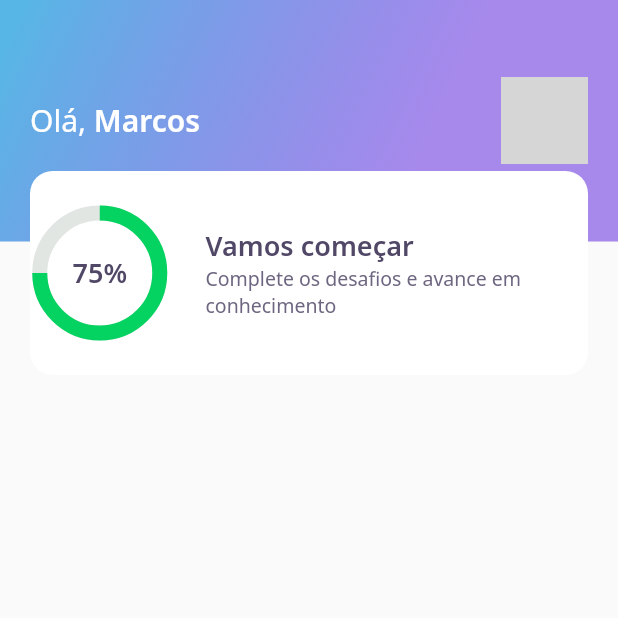
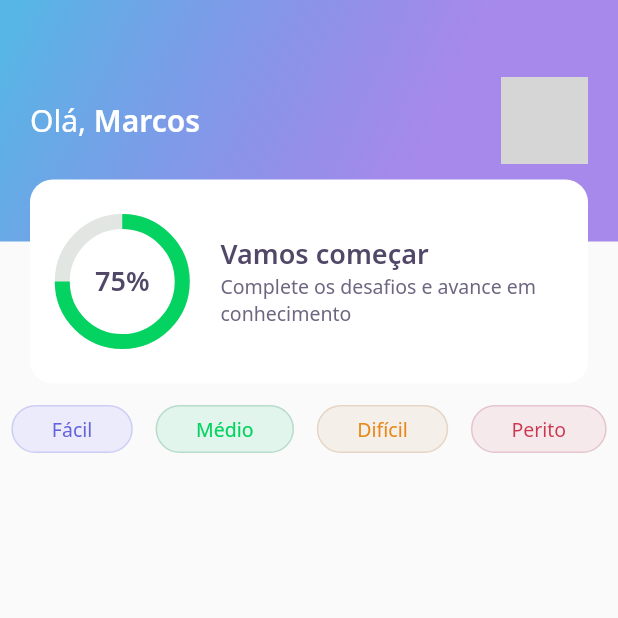
Before and after one commit to marcosanf/devquiz, a Flutter app: the screen it shows after launch, on a phone screen of 412 x 824 dp, the top half of it. Run offline on Flutter 3.47's test engine with Material 2 defaults, Android fonts, the phone set to English and light mode, and no system bars; our stand-ins replace google_fonts; network calls fail; grey boxes are pictures that could not be loaded.

Commit message:
criação do level buttton widget

```diff
--- a/lib/core/app_widget.dart
+++ b/lib/core/app_widget.dart
@@ -1,5 +1,4 @@
 import 'package:devquiz/home/home_page.dart';
-import 'package:devquiz/splash/splash_page.dart';
 import 'package:flutter/material.dart';
 
 class AppWidget extends StatelessWidget {
--- a/lib/home/home_page.dart
+++ b/lib/home/home_page.dart
@@ -1,4 +1,5 @@
 import 'package:devquiz/home/widgets/appbar/app_bar_widget.dart';
+import 'package:devquiz/home/widgets/level_button/level_button_widget.dart';
 import 'package:flutter/material.dart';
 
 class HomePage extends StatefulWidget {
@@ -11,8 +12,30 @@ class HomePage extends StatefulWidget {
 class _HomePageState extends State<HomePage> {
   @override
   Widget build(BuildContext context) {
-    return Scaffold(
-      appBar: AppBarWidget(),
+    return SafeArea(
+      child: Scaffold(
+        appBar: AppBarWidget(),
+        body: Padding(
+          padding: const EdgeInsets.symmetric(vertical: 20),
+          child: Row(
+            mainAxisAlignment: MainAxisAlignment.spaceAround,
+            children: [
+              LevelButtonWidget(
+                label: "Fácil",
+              ),
+              LevelButtonWidget(
+                label: "Médio",
+              ),
+              LevelButtonWidget(
+                label: "Difícil",
+              ),
+              LevelButtonWidget(
+                label: "Perito",
+              ),
+            ],
+          ),
+        ),
+      ),
     );
   }
 }
--- a/lib/home/widgets/appbar/app_bar_widget.dart
+++ b/lib/home/widgets/appbar/app_bar_widget.dart
@@ -46,7 +46,7 @@ class AppBarWidget extends PreferredSize {
                   ),
                 ),
                 Align(
-                  alignment: Alignment(0.0, 1.0),
+                  alignment: Alignment(0.0, 1.1),
                   child: ScoreCardWidget(),
                 ),
               ],
--- /dev/null
+++ b/lib/home/widgets/level_button/level_button_widget.dart
@@ -0,0 +1,61 @@
+import 'package:devquiz/core/core.dart';
+import 'package:flutter/material.dart';
+import 'package:google_fonts/google_fonts.dart';
+
+class LevelButtonWidget extends StatelessWidget {
+  final String label;
+
+  LevelButtonWidget({Key? key, required this.label})
+      : assert(["Fácil", "Médio", "Difícil", "Perito"].contains(label)),
+        super(key: key);
+
+  final config = {
+    "Fácil": {
+      "color": AppColors.levelButtonFacil,
+      "borderColor": AppColors.levelButtonBorderFacil,
+      "fontColor": AppColors.levelButtonTextFacil,
+    },
+    "Médio": {
+      "color": AppColors.levelButtonMedio,
+      "borderColor": AppColors.levelButtonBorderMedio,
+      "fontColor": AppColors.levelButtonTextMedio,
+    },
+    "Difícil": {
+      "color": AppColors.levelButtonDificil,
+      "borderColor": AppColors.levelButtonBorderDificil,
+      "fontColor": AppColors.levelButtonTextDificil,
+    },
+    "Perito": {
+      "color": AppColors.levelButtonPerito,
+      "borderColor": AppColors.levelButtonBorderPerito,
+      "fontColor": AppColors.levelButtonTextPerito,
+    },
+  };
+
+  Color get color => config[label]!['color']!;
+  Color get borderColor => config[label]!['borderColor']!;
+  Color get fontColor => config[label]!['fontColor']!;
+
+  @override
+  Widget build(BuildContext context) {
+    return Container(
+      decoration: BoxDecoration(
+        color: color,
+        border: Border.fromBorderSide(
+          BorderSide(color: borderColor),
+        ),
+        borderRadius: BorderRadius.circular(28),
+      ),
+      child: Padding(
+        padding: const EdgeInsets.symmetric(horizontal: 26, vertical: 6),
+        child: Text(
+          label,
+          style: GoogleFonts.notoSans(
+            color: fontColor,
+            fontSize: 13,
+          ),
+        ),
+      ),
+    );
+  }
+}
--- a/lib/home/widgets/score_card/score_card_widget.dart
+++ b/lib/home/widgets/score_card/score_card_widget.dart
@@ -16,7 +16,10 @@ class _ScoreCardWidgetState extends State<ScoreCardWidget> {
         height: 136,
         decoration: BoxDecoration(
             color: AppColors.white, borderRadius: BorderRadius.circular(15)),
+        child: Padding(
+          padding: const EdgeInsets.symmetric(horizontal: 20),
           child: Row(
+            crossAxisAlignment: CrossAxisAlignment.center,
             children: [
               Expanded(
                 flex: 1,
@@ -45,6 +48,7 @@ class _ScoreCardWidgetState extends State<ScoreCardWidget> {
             ],
           ),
         ),
+      ),
     );
   }
 }
```
Lines whose indentation alone changed are shown as unchanged.
